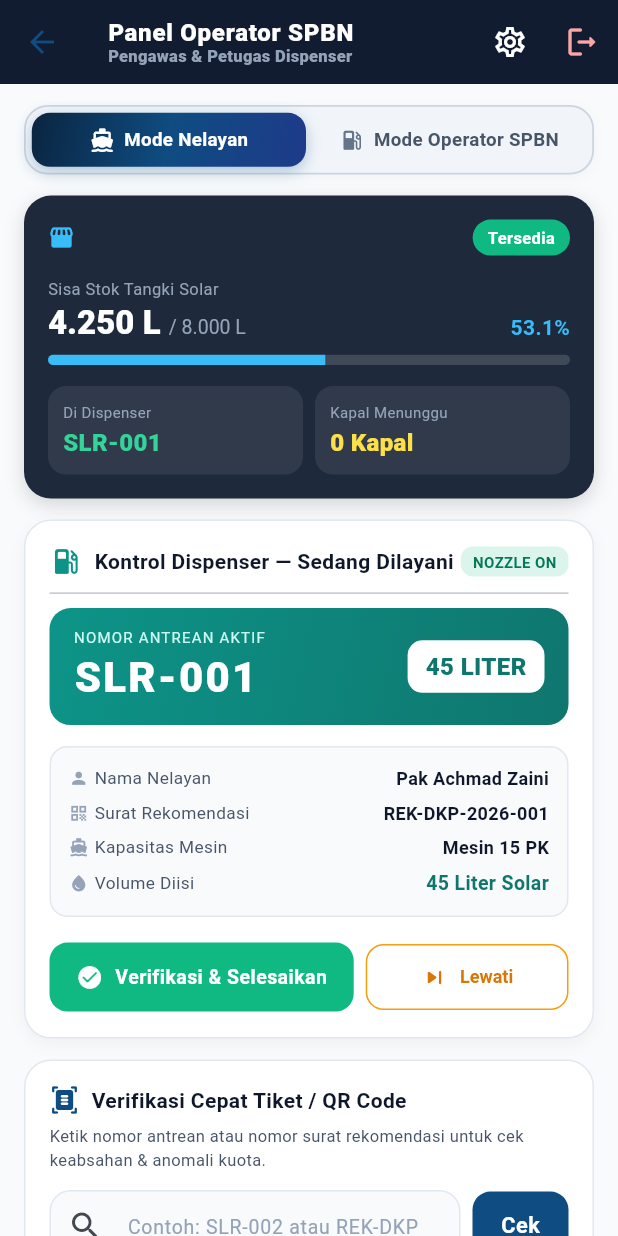
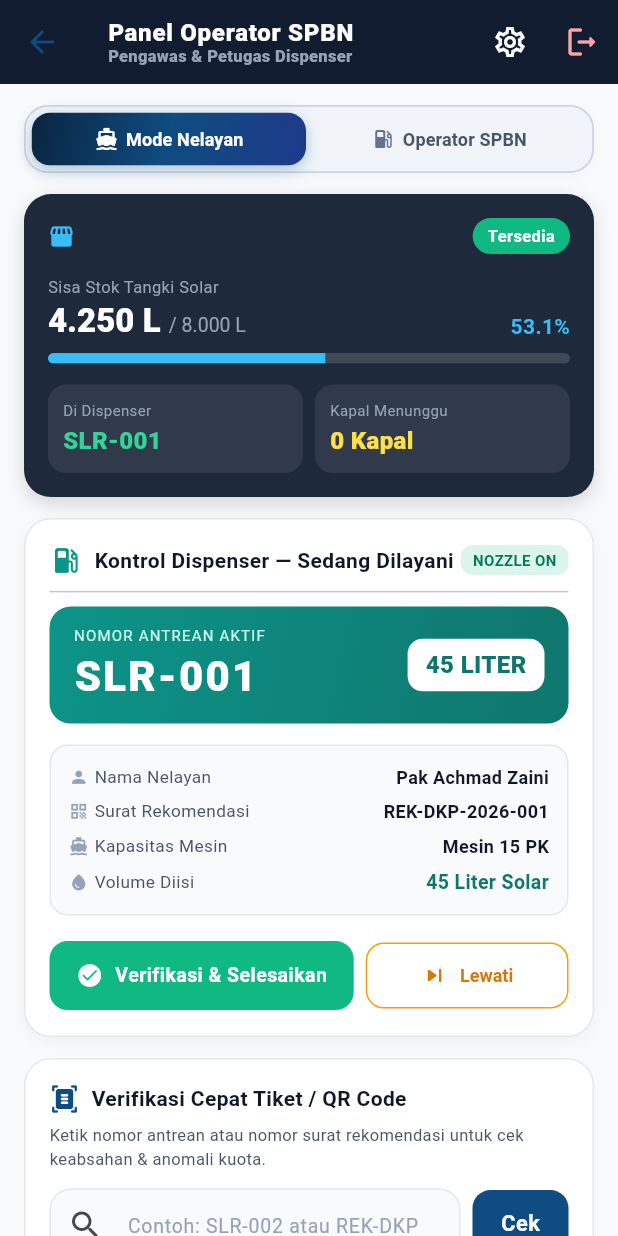
Before and after one commit to Ferdiansyah42/bbm-apps, a Flutter app: the OperatorPanelScreen screen opened directly, on a phone screen of 412 x 824 dp. Run offline on Flutter 3.47's test engine with Material 3 defaults, Android fonts, the phone set to English and light mode, and no system bars; drawn by our look-alikes of flutter_animate; our stand-ins replace dio, flutter_riverpod, flutter_secure_storage, geolocator, qr_flutter, shared_preferences; accounts and stored records are empty.

Commit message:
fix(responsive): eliminate all RenderFlex overflow issues on mobile screens

```diff
--- a/lib/core/widgets/role_switcher_pill.dart
+++ b/lib/core/widgets/role_switcher_pill.dart
@@ -70,17 +70,21 @@ class RoleSwitcherPill extends ConsumerWidget {
                   children: [
                     Icon(
                       Icons.directions_boat_rounded,
-                      size: isExpanded ? 17 : 14,
+                      size: isExpanded ? 16 : 14,
                       color: !isOperator ? Colors.white : const Color(0xFF64748B),
                     ),
-                    const SizedBox(width: 6),
-                    Text(
+                    const SizedBox(width: 5),
+                    Flexible(
+                      child: Text(
                         isExpanded ? 'Mode Nelayan' : 'Nelayan',
+                        maxLines: 1,
+                        overflow: TextOverflow.ellipsis,
                         style: TextStyle(
-                        fontSize: isExpanded ? 12.5 : 11,
+                          fontSize: isExpanded ? 12 : 11,
                           fontWeight: FontWeight.bold,
                           color: !isOperator ? Colors.white : const Color(0xFF475569),
-                        letterSpacing: 0.2,
+                          letterSpacing: 0.1,
+                        ),
                       ),
                     ),
                   ],
@@ -132,17 +136,21 @@ class RoleSwitcherPill extends ConsumerWidget {
                   children: [
                     Icon(
                       Icons.local_gas_station_rounded,
-                      size: isExpanded ? 17 : 14,
+                      size: isExpanded ? 16 : 14,
                       color: isOperator ? Colors.white : const Color(0xFF64748B),
                     ),
-                    const SizedBox(width: 6),
-                    Text(
-                      isExpanded ? 'Mode Operator SPBN' : 'Operator SPBN',
+                    const SizedBox(width: 5),
+                    Flexible(
+                      child: Text(
+                        isExpanded ? 'Operator SPBN' : 'Operator SPBN',
+                        maxLines: 1,
+                        overflow: TextOverflow.ellipsis,
                         style: TextStyle(
-                        fontSize: isExpanded ? 12.5 : 11,
+                          fontSize: isExpanded ? 12 : 11,
                           fontWeight: FontWeight.bold,
                           color: isOperator ? Colors.white : const Color(0xFF475569),
-                        letterSpacing: 0.2,
+                          letterSpacing: 0.1,
+                        ),
                       ),
                     ),
                   ],
```
Also changed, not shown: lib/features/siantri_solar/presentation/siantri_solar_screen.dart (+170 -79 lines), 1 other file. Lines whose indentation alone changed are shown as unchanged.
